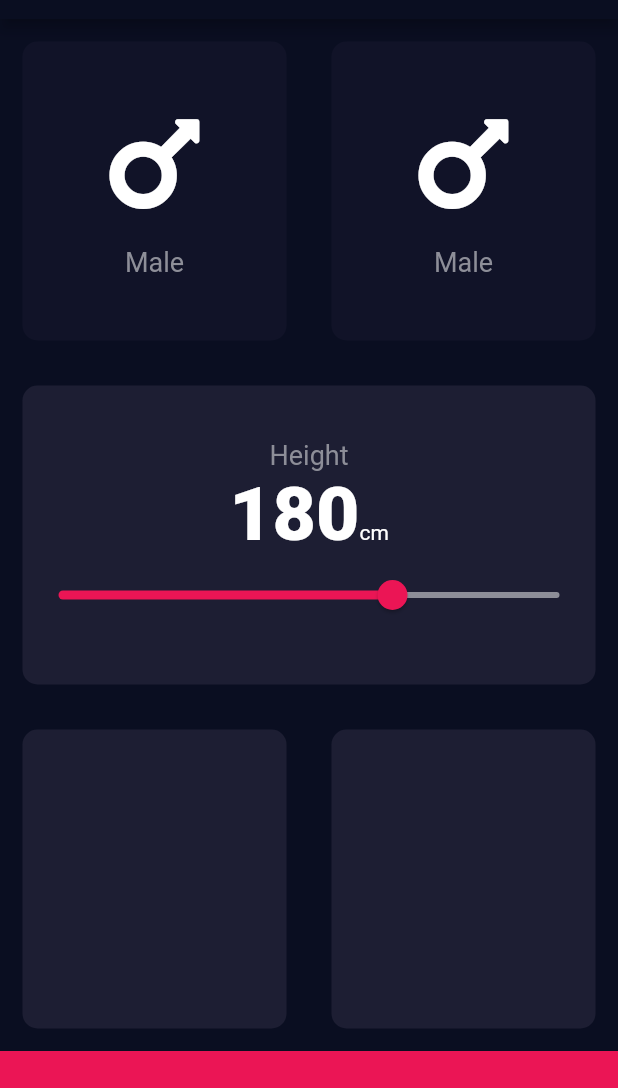
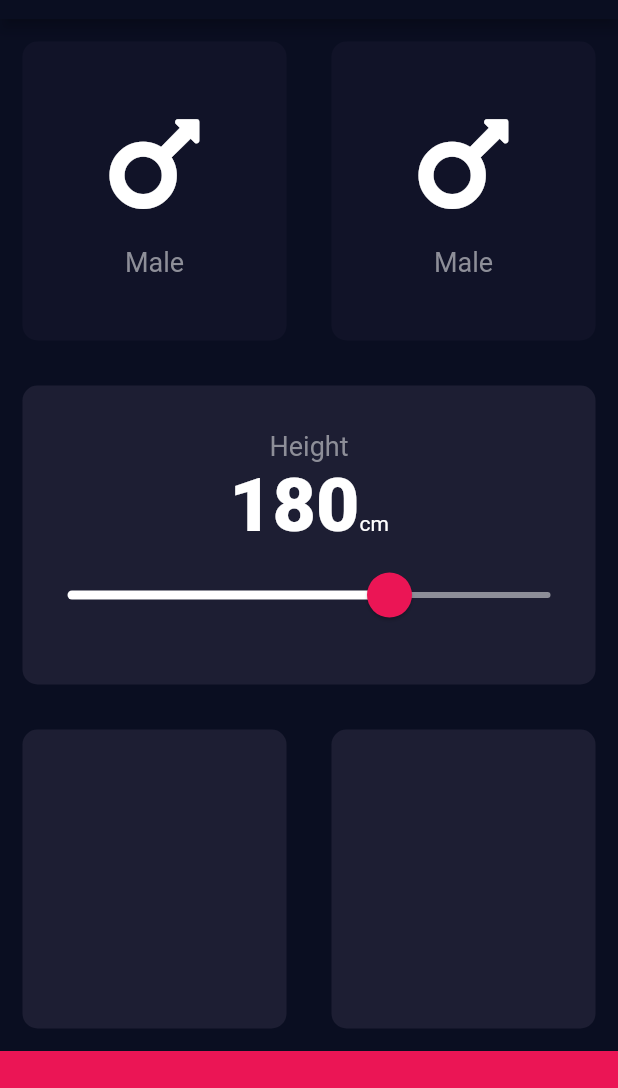
Before and after one commit to haroonkhan9426/BMI-Calculator-Flutter-, a Flutter app: the screen it shows after launch, on a phone screen of 412 x 824 dp, the part 65-1153 px from its top. Run offline on Flutter 3.47's test engine with Material 2 defaults, Android fonts, the phone set to English and light mode, and no system bars; our stand-ins replace font_awesome_flutter.

Commit message:
Slider theme modified to match our design

```diff
--- a/lib/screens/input_page.dart
+++ b/lib/screens/input_page.dart
@@ -80,17 +80,26 @@ class _InputPageState extends State<InputPage> {
                   Text('cm'),
                 ],
               ),
-              Slider(
+              SliderTheme(
+                data: SliderTheme.of(context).copyWith(
+                  thumbShape: RoundSliderThumbShape(enabledThumbRadius: 15.0),
+                  thumbColor: kBottomSheetColor,
+                  overlayShape: RoundSliderOverlayShape(overlayRadius: 30.0),
+                  overlayColor: Color(0x29EB1555),
+                  activeTrackColor: Colors.white,
+                  inactiveTrackColor: kLabelColor,
+                ),
+                child: Slider(
                   value: heightVal.toDouble(),
                   min: 100.0,
                   max: 220.0,
-                activeColor: kBottomSheetColor,
-                inactiveColor: kLabelColor,
                   onChanged: (double newVal){
+//                    print(newVal);
                     setState(() {
                       heightVal = newVal.round();
                     });
                   },
+                ),
               )
             ],
           ),
```
Lines whose indentation alone changed are shown as unchanged.
